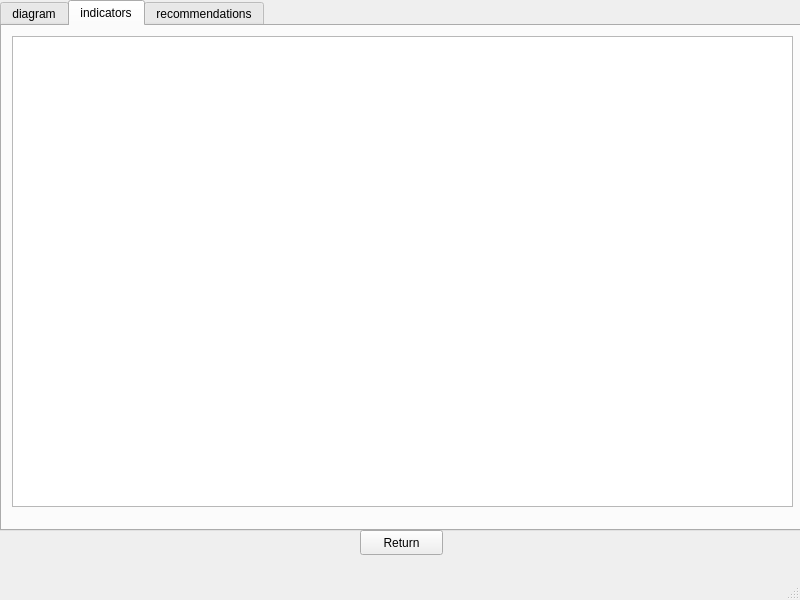
The window that mainwindow.ui (hakankhan/team28comp3004) describes before a commit, drawn with Qt 5.
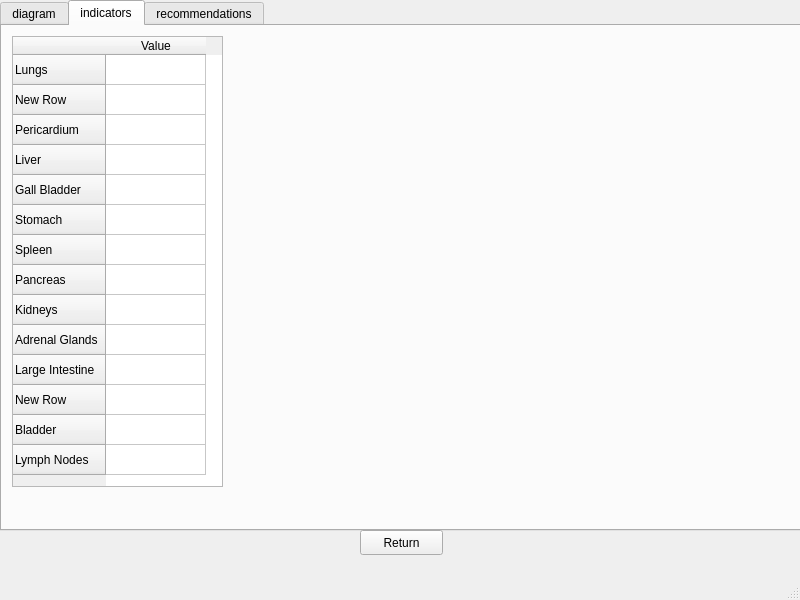
The same window after the commit. The open tabs and pages were chosen to show the change.

The edit to the form file:
```diff
--- a/mainwindow.ui
+++ b/mainwindow.ui
@@ -10,6 +10,18 @@
     <height>600</height>
    </rect>
   </property>
+  <property name="minimumSize">
+   <size>
+    <width>800</width>
+    <height>600</height>
+   </size>
+  </property>
+  <property name="maximumSize">
+   <size>
+    <width>800</width>
+    <height>600</height>
+   </size>
+  </property>
   <property name="windowTitle">
    <string>MainWindow</string>
   </property>
@@ -533,10 +545,88 @@
          <rect>
           <x>10</x>
           <y>10</y>
-          <width>781</width>
-          <height>471</height>
+          <width>211</width>
+          <height>451</height>
          </rect>
         </property>
+        <property name="editTriggers">
+         <set>QAbstractItemView::NoEditTriggers</set>
+        </property>
+        <row>
+         <property name="text">
+          <string>Lungs</string>
+         </property>
+        </row>
+        <row>
+         <property name="text">
+          <string>New Row</string>
+         </property>
+        </row>
+        <row>
+         <property name="text">
+          <string>Pericardium</string>
+         </property>
+        </row>
+        <row>
+         <property name="text">
+          <string>Liver</string>
+         </property>
+        </row>
+        <row>
+         <property name="text">
+          <string>Gall Bladder</string>
+         </property>
+        </row>
+        <row>
+         <property name="text">
+          <string>Stomach</string>
+         </property>
+        </row>
+        <row>
+         <property name="text">
+          <string>Spleen</string>
+         </property>
+        </row>
+        <row>
+         <property name="text">
+          <string>Pancreas</string>
+         </property>
+        </row>
+        <row>
+         <property name="text">
+          <string>Kidneys</string>
+         </property>
+        </row>
+        <row>
+         <property name="text">
+          <string>Adrenal Glands</string>
+         </property>
+        </row>
+        <row>
+         <property name="text">
+          <string>Large Intestine</string>
+         </property>
+        </row>
+        <row>
+         <property name="text">
+          <string>New Row</string>
+         </property>
+        </row>
+        <row>
+         <property name="text">
+          <string>Bladder</string>
+         </property>
+        </row>
+        <row>
+         <property name="text">
+          <string>Lymph Nodes</string>
+         </property>
+        </row>
+        <column>
+         <property name="text">
+          <string>Value</string>
+         </property>
+        </column>
        </widget>
       </widget>
       <widget class="QWidget" name="recommendations">
```
Left out of the diff: 8 changed lines with no effect on the pictures.
